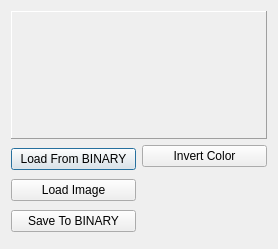
First picture: the form in eepe/eepskye/src/customizesplashdialog.ui, repository MikeBland/mbtx, before the edit.
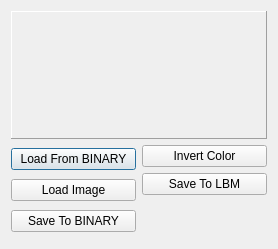
Second picture: the form after the edit. Icons and pictures are not drawn.

Patch:
```diff
--- a/eepe/eepskye/src/customizesplashdialog.ui
+++ b/eepe/eepskye/src/customizesplashdialog.ui
@@ -85,6 +85,13 @@
          </property>
         </widget>
        </item>
+       <item>
+        <widget class="QPushButton" name="saveToLbmButton">
+         <property name="text">
+          <string>Save To LBM</string>
+         </property>
+        </widget>
+       </item>
        <item>
         <spacer name="verticalSpacer">
          <property name="orientation">
```
Left out of the diff: 4 changed lines with no effect on the pictures.
